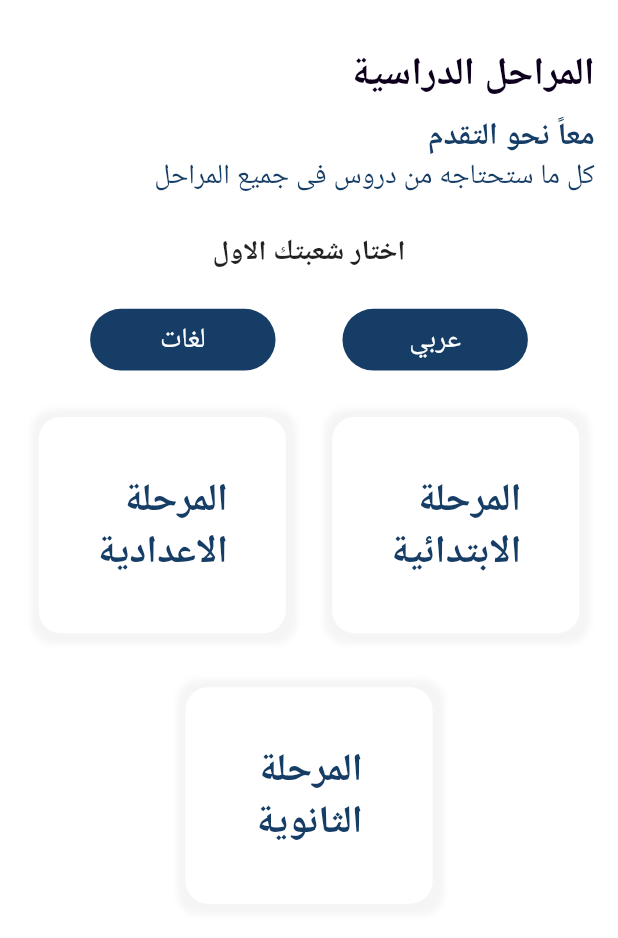
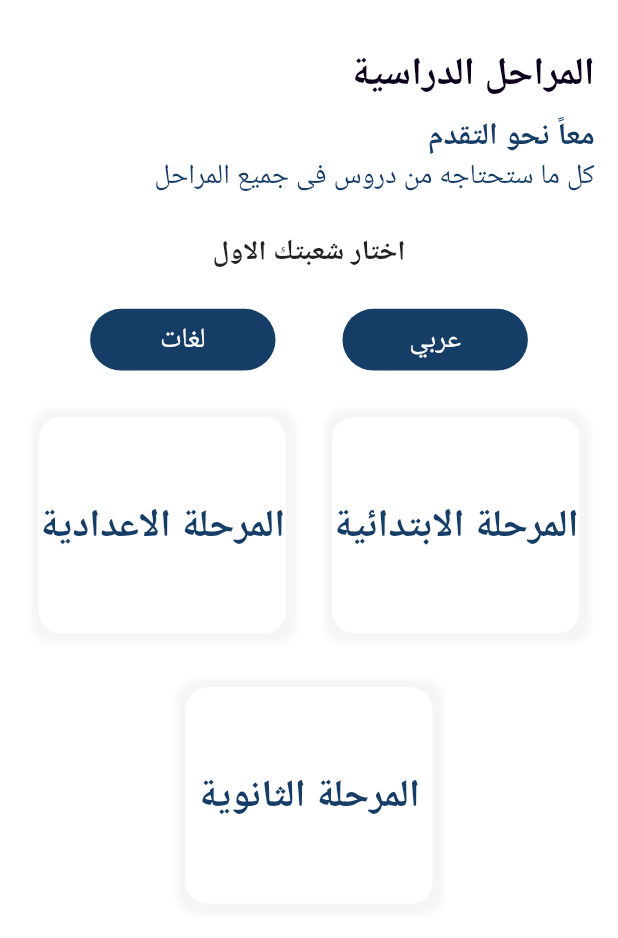
Before and after one commit to elsoudy222/Aspire, a Flutter app: the StagesScreen screen opened by its route, on a phone screen of 412 x 824 dp, the part 77-1015 px from its top. Run offline on Flutter 3.47's test engine with Material 2 defaults, Android fonts, the light colour scheme and no system bars; our stand-ins replace animated_splash_screen, carousel_slider, flutter_screenutil, flutter_svg, google_fonts; Roboto replaces fonts that are missing (Tajawal).

Commit message:
edit stages and levels screens (Done).

```diff
--- a/lib/main.dart
+++ b/lib/main.dart
@@ -51,8 +51,8 @@ class MyApp extends StatelessWidget {
               '/' : (context) => FirstSplashScreen(),
               secondSplashScreen : (context) => SecondSplashScreen(),
               homeScreen : (context) => HomeScreen(),
-              stagesScreen : (context) => const StagesScreen(),
-              levelsScreen : (context) => LevelsScreen(),
+              stagesScreen : (context) =>  StagesScreen(),
+              //levelsScreen : (context) => LevelsScreen(levelTitle: titles,),
               lessonsScreen : (context) => LessonsScreen(),
               teachersScreen : (context) => TeachersScreen(),
               coursesScreen : (context) => CoursesScreen(),
--- /dev/null
+++ b/lib/model/model.dart
@@ -0,0 +1,7 @@
+class Model{
+
+    final String title;
+  final List<String> gradetitle;
+
+  Model({required this.title,required this.gradetitle});
+}
--- a/lib/view/stages/stages_screen.dart
+++ b/lib/view/stages/stages_screen.dart
@@ -1,4 +1,6 @@
 
+import 'package:aspire_edu/model/model.dart';
+import 'package:aspire_edu/view/levels/levels_screen.dart';
 import 'package:flutter/cupertino.dart';
 import 'package:flutter/material.dart';
 import 'package:flutter_screenutil/flutter_screenutil.dart';
@@ -9,7 +11,41 @@ import '../../core/constants/app_colors/app_colors.dart';
 import '../../core/constants/data/data.dart';
 
 class StagesScreen extends StatelessWidget {
-  const StagesScreen({super.key});
+   StagesScreen({super.key});
+
+ List<Model> stage= [
+   Model(
+       title: 'المرحلة الابتدائية',
+       gradetitle: [
+         "الصف الاول",
+         "الصف الثاني",
+         "الصف الثالث",
+         "الصف الرابع",
+         "الصف خامس",
+         "الصف السادس",
+       ]
+   ),
+   Model(
+       title: 'المرحلة الاعدادية',
+       gradetitle: [
+         "الصف الاول",
+         "الصف الثاني",
+         "الصف الثالث",
+
+       ]
+
+   ),
+   Model(
+       title: 'المرحلة الثانوية',
+       gradetitle: [
+         "الصف الاول",
+         "الصف الثاني",
+         "الصف الثالث",
+
+       ]
+
+   ),
+ ];
 
   @override
   Widget build(BuildContext context) {
@@ -83,17 +119,58 @@ class StagesScreen extends StatelessWidget {
               Row(
                 mainAxisAlignment: MainAxisAlignment.spaceEvenly,
                 children: [
-                  customStagesCard(context,title: "المرحلة\nالابتدائية",),
+                  customStagesCard(context,title: stage[0].title, stage: stage[0].gradetitle,),
                   SizedBox(width: 10.w,),
-                  customStagesCard(context,title: "المرحلة\nالاعدادية",),
+                  customStagesCard(context,title:  stage[1].title,stage: stage[1].gradetitle,),
                 ],
               ),
               SizedBox(height: 35.h,),
-              customStagesCard(context,title: "المرحلة\nالثانوية",)
+              customStagesCard(context,title:  stage[2].title,stage: stage[2].gradetitle,)
             ],
           ),
         ));
   }
+
+   Widget customStagesCard(context,{
+     required String title,
+     VoidCallback? onTap,
+     required stage
+   }){
+     return GestureDetector(
+       onTap: (){
+         Navigator.push(context, MaterialPageRoute(
+             builder: (context,){
+           return LevelsScreen(
+               levels: stage
+           );
+         }));
+       },
+       child: Container(
+         height: 140.h,
+         width: 160.w,
+         decoration: BoxDecoration(
+             color: Colors.white,
+             borderRadius: BorderRadius.circular(15,),
+
+             boxShadow: [
+               BoxShadow(
+                 color: Colors.grey.withOpacity(0.1),
+                 spreadRadius: 6,
+                 blurRadius: 3,
+                 offset: Offset(1, 1),
+               )
+             ]
+         ),
+         child: Center(
+           child: Text(title,
+             textAlign: TextAlign.center,
+             style: TextStyle(fontSize: 25.sp,fontWeight: FontWeight.bold,color: AppColors.primaryColor),),
+         ),
+       ),
+     );
+   }
+
+
 }
 
 Widget buttonWidget({
@@ -117,35 +194,3 @@ Widget buttonWidget({
     ),
   );
 }
-
-Widget customStagesCard(context,{
-  required String title,
-   VoidCallback? onTap,
-}){
-  return GestureDetector(
-    onTap: (){
-      Navigator.pushNamed(context, levelsScreen);
-    },
-    child: Container(
-      height: 140.h,
-      width: 160.w,
-      decoration: BoxDecoration(
-          color: Colors.white,
-          borderRadius: BorderRadius.circular(15,),
-
-          boxShadow: [
-            BoxShadow(
-              color: Colors.grey.withOpacity(0.1),
-              spreadRadius: 6,
-              blurRadius: 3,
-              offset: Offset(1, 1),
-            )
-          ]
-      ),
-      child: Center(
-        child: Text(title,
-          style: TextStyle(fontSize: 25.sp,fontWeight: FontWeight.bold,color: AppColors.primaryColor),),
-      ),
-    ),
-  );
-}
```
Also changed, not shown: lib/view-model/database/network/end_points.dart (+0 -29 lines), lib/view/levels/levels_screen.dart (+8 -12 lines), 1 other file.
